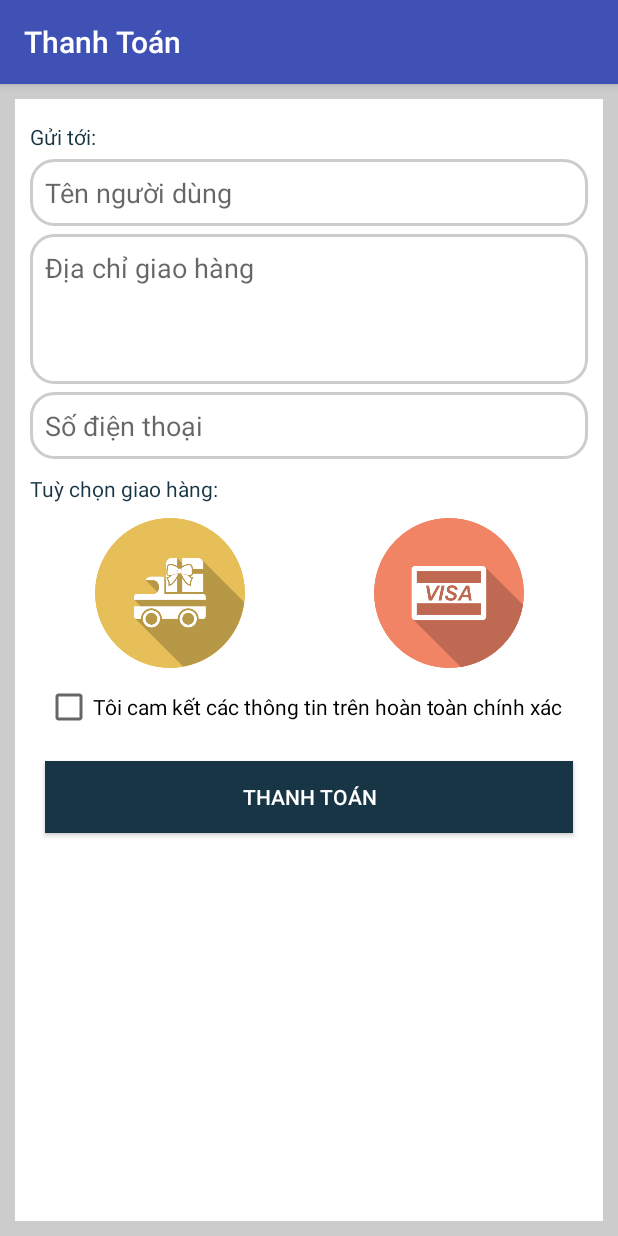
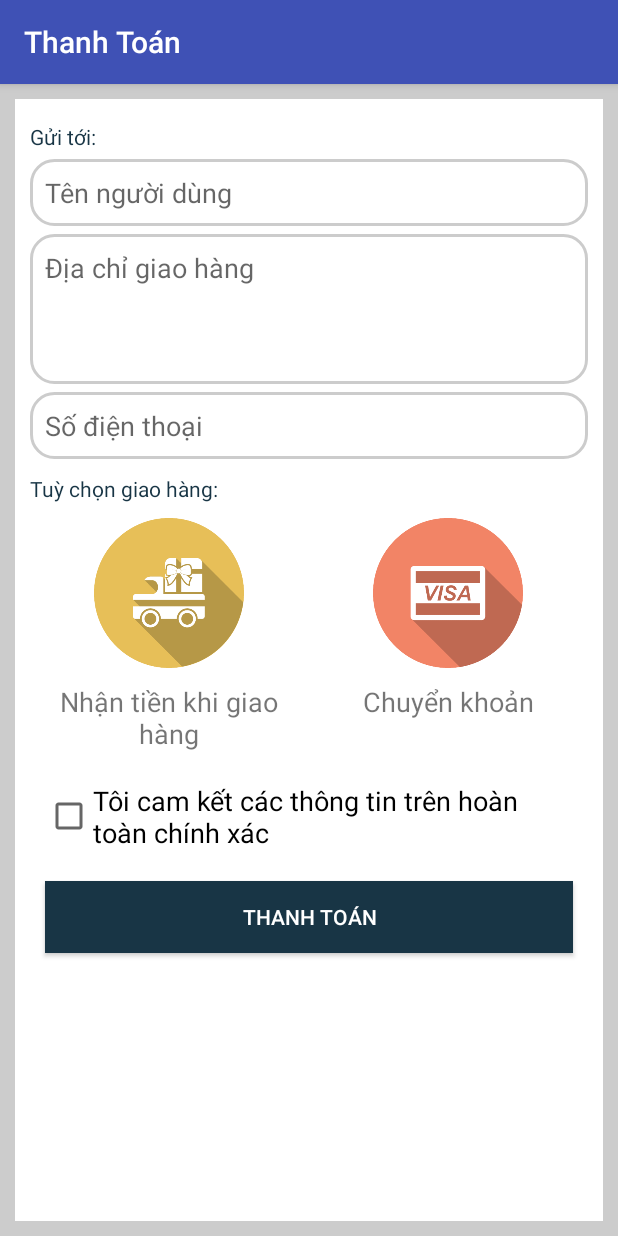
Before and after one commit to quocthangit247/xukashop, an Android app: the ThanhToanActivity screen opened directly, with no data from a screen before it, on a phone screen of 412 x 824 dp. Run offline under Robolectric (Android 15) with nearby library versions, the phone set to English and light mode, and no system bars.

Commit message:
Done Payment()

```diff
--- a/app/src/main/java/com/rainbow007/xukashop/Model/ThanhToan/ModelThanhToan.java
+++ b/app/src/main/java/com/rainbow007/xukashop/Model/ThanhToan/ModelThanhToan.java
@@ -57,7 +57,7 @@ public class ModelThanhToan {
         hsDiaChi.put("diachi", hoaDon.getDiaChiGiaoHang());
 
         HashMap<String,String> hsChuyenKhoan = new HashMap<>();
-        hsChuyenKhoan.put("chuyenkhoan","0");
+        hsChuyenKhoan.put("chuyenkhoan", String.valueOf(hoaDon.getChuyenKhoan()));
 
         attrs.add(hsHam);
         attrs.add(hsDanhSachSanPham);
--- a/app/src/main/java/com/rainbow007/xukashop/Presenter/ThanhToan/IPresenterThanhToan.java
+++ b/app/src/main/java/com/rainbow007/xukashop/Presenter/ThanhToan/IPresenterThanhToan.java
@@ -7,6 +7,6 @@ import com.rainbow007.xukashop.Model.ObjectClass.HoaDon;
 public interface IPresenterThanhToan {
 
     void ThemHoaDon(HoaDon hoaDon);
-    void LayDanhSachSanPhamTrongGioHang(Context context);
+    void LayDanhSachSanPhamTrongGioHang();
 
 }
--- a/app/src/main/java/com/rainbow007/xukashop/Presenter/ThanhToan/PresenterLogicThanhToan.java
+++ b/app/src/main/java/com/rainbow007/xukashop/Presenter/ThanhToan/PresenterLogicThanhToan.java
@@ -13,14 +13,15 @@ import java.util.List;
 public class PresenterLogicThanhToan implements IPresenterThanhToan {
 
     ViewThanhToan viewThanhToan;
-    Context context;
     ModelThanhToan modelThanhToan;
     ModelGioHang modelGioHang;
+    List<SanPham> sanPhamList;
 
-    public PresenterLogicThanhToan(ViewThanhToan viewThanhToan) {
+    public PresenterLogicThanhToan(ViewThanhToan viewThanhToan, Context context) {
         this.viewThanhToan = viewThanhToan;
         modelThanhToan = new ModelThanhToan();
         modelGioHang = new ModelGioHang();
+        modelGioHang.MoKetNoiSQL(context);
     }
 
 
@@ -29,15 +30,21 @@ public class PresenterLogicThanhToan implements IPresenterThanhToan {
         boolean kiemtra = modelThanhToan.ThemHoaDon(hoaDon);
         if (kiemtra) {
             viewThanhToan.DatHangThanhCong();
+
+            int dem = sanPhamList.size();
+            for (int i = 0; i < dem; i++) {
+                modelGioHang.XoaSanPhamTrongGioHang(sanPhamList.get(i).getMasp());
+            }
+
         } else {
             viewThanhToan.DatHangThatBai();
         }
     }
 
     @Override
-    public void LayDanhSachSanPhamTrongGioHang(Context context) {
-        modelGioHang.MoKetNoiSQL(context);
-        List<SanPham> sanPhamList = modelGioHang.LayDanhSachSanPhamTrongGioHang();
+    public void LayDanhSachSanPhamTrongGioHang() {
+
+        sanPhamList = modelGioHang.LayDanhSachSanPhamTrongGioHang();
         viewThanhToan.LayDanhSachSanPhamTrongGioHang(sanPhamList);
     }
 }
--- a/app/src/main/java/com/rainbow007/xukashop/View/ThanhToan/ThanhToanActivity.java
+++ b/app/src/main/java/com/rainbow007/xukashop/View/ThanhToan/ThanhToanActivity.java
@@ -1,8 +1,10 @@
 package com.rainbow007.xukashop.View.ThanhToan;
 
 import android.content.Intent;
+import android.os.Build;
 import android.os.Bundle;
 import android.support.annotation.Nullable;
+import android.support.v4.content.ContextCompat;
 import android.support.v7.app.AppCompatActivity;
 import android.support.v7.widget.Toolbar;
 import android.view.View;
@@ -10,6 +12,7 @@ import android.widget.Button;
 import android.widget.CheckBox;
 import android.widget.EditText;
 import android.widget.ImageButton;
+import android.widget.TextView;
 import android.widget.Toast;
 
 import com.rainbow007.xukashop.Model.ObjectClass.ChiTietHoaDon;
@@ -28,9 +31,11 @@ public class ThanhToanActivity extends AppCompatActivity implements View.OnClick
     EditText edtTenNguoiNhan, edtDiaChi, edtSdt;
     ImageButton imgNhanTienKhiNhanHang, imgChuyenKhoan;
     Button btnThanghToan;
+    TextView txtNhanTienKhiGiaoHang, txtChuyenKhoan;
     CheckBox cb;
     PresenterLogicThanhToan presenterLogicThanhToan;
     List<ChiTietHoaDon> chiTietHoaDons = new ArrayList<>();
+    int chonHinhThuc = 0;
 
     @Override
     protected void onCreate(@Nullable Bundle savedInstanceState) {
@@ -44,14 +49,20 @@ public class ThanhToanActivity extends AppCompatActivity implements View.OnClick
         imgChuyenKhoan = findViewById(R.id.imgChuyenKhoan);
         btnThanghToan = findViewById(R.id.btnThanhToan);
         cb = findViewById(R.id.cbThoaThuan);
+        txtNhanTienKhiGiaoHang = findViewById(R.id.txtNhanTienKhiGiaoHang);
+        txtChuyenKhoan = findViewById(R.id.txtChuyenKhoan);
 
         btnThanghToan.setOnClickListener(this);
+        imgChuyenKhoan.setOnClickListener(this);
+        imgNhanTienKhiNhanHang.setOnClickListener(this);
 
         toolbar = findViewById(R.id.toolbarThanhToan);
         setSupportActionBar(toolbar);
 
-        presenterLogicThanhToan = new PresenterLogicThanhToan(this);
-        presenterLogicThanhToan.LayDanhSachSanPhamTrongGioHang(this);
+        presenterLogicThanhToan = new PresenterLogicThanhToan(this, this);
+        presenterLogicThanhToan.LayDanhSachSanPhamTrongGioHang();
+
+
     }
 
     @Override
@@ -70,6 +81,7 @@ public class ThanhToanActivity extends AppCompatActivity implements View.OnClick
                         hoaDon.setTenKH(tenKh);
                         hoaDon.setDiaChiGiaoHang(diachi);
                         hoaDon.setSdt(sdt);
+                        hoaDon.setChuyenKhoan(chonHinhThuc);
                         hoaDon.setChiTietHoaDonList(chiTietHoaDons);
 
                         presenterLogicThanhToan.ThemHoaDon(hoaDon);
@@ -81,6 +93,16 @@ public class ThanhToanActivity extends AppCompatActivity implements View.OnClick
                     Toast.makeText(this, "Bạn chưa nhập đầy đủ thông tin !!!", Toast.LENGTH_SHORT).show();
                 }
 
+                break;
+
+            case R.id.imgNhanTienKhiGiaoHang:
+                ChonHinhThucGiaoHang(txtNhanTienKhiGiaoHang, txtChuyenKhoan);
+                chonHinhThuc =0;
+                break;
+
+            case R.id.imgChuyenKhoan:
+                ChonHinhThucGiaoHang(txtChuyenKhoan, txtNhanTienKhiGiaoHang);
+                chonHinhThuc=1;
                 break;
         }
     }
@@ -109,4 +131,27 @@ public class ThanhToanActivity extends AppCompatActivity implements View.OnClick
             chiTietHoaDons.add(chiTietHoaDon);
         }
     }
+
+    private void ChonHinhThucGiaoHang(TextView txtDuocChon, TextView txtHuyChon) {
+
+        txtDuocChon.setTextColor(maColor(R.color.colorFB));
+        txtHuyChon.setTextColor(maColor(R.color.colorBlack));
+
+    }
+
+    private int maColor(int idColor) {
+
+        int color = 0;
+        if (Build.VERSION.SDK_INT > 21) {
+
+            color = ContextCompat.getColor(this, idColor);
+
+        } else {
+            color = getResources().getColor(idColor);
+        }
+
+        return color;
+
+    }
+
 }
--- a/app/src/main/res/layout/layout_chitietsanpham.xml
+++ b/app/src/main/res/layout/layout_chitietsanpham.xml
@@ -124,6 +124,7 @@
         android:orientation="horizontal">
 
         <Button
+            android:id="@+id/btnMuaNgayCTSP"
             android:layout_width="match_parent"
             android:layout_height="wrap_content"
             android:layout_weight="1"
--- a/app/src/main/res/layout/layout_thanhtoan.xml
+++ b/app/src/main/res/layout/layout_thanhtoan.xml
@@ -74,23 +74,57 @@
             android:layout_height="wrap_content"
             android:layout_marginTop="10dp">
 
+            <LinearLayout
+                android:layout_width="match_parent"
+                android:layout_height="wrap_content"
+                android:layout_weight="1"
+                android:gravity="center"
+                android:orientation="vertical">
+
                 <ImageButton
                     android:id="@+id/imgNhanTienKhiGiaoHang"
                     android:layout_width="100dp"
                     android:layout_height="100dp"
-                android:layout_weight="1"
                     android:background="@color/colorWhite"
                     android:scaleType="centerInside"
                     android:src="@drawable/ship" />
+
+                <TextView
+                    android:id="@+id/txtNhanTienKhiGiaoHang"
+                    android:layout_width="wrap_content"
+                    android:layout_height="wrap_content"
+                    android:padding="10dp"
+                    android:text="Nhận tiền khi giao hàng"
+                    android:textAlignment="center"
+                    android:textSize="18dp" />
+
+            </LinearLayout>
+
+            <LinearLayout
+                android:layout_width="match_parent"
+                android:layout_height="wrap_content"
+                android:layout_weight="1"
+                android:gravity="center"
+                android:orientation="vertical">
 
                 <ImageButton
                     android:id="@+id/imgChuyenKhoan"
                     android:layout_width="100dp"
                     android:layout_height="100dp"
-                android:layout_weight="1"
                     android:background="@color/colorWhite"
                     android:scaleType="centerInside"
                     android:src="@drawable/visa" />
+
+                <TextView
+                    android:id="@+id/txtChuyenKhoan"
+                    android:layout_width="wrap_content"
+                    android:layout_height="wrap_content"
+                    android:padding="10dp"
+                    android:text="Chuyển khoản"
+                    android:textAlignment="center"
+                    android:textSize="18dp" />
+
+            </LinearLayout>
         </LinearLayout>
 
         <CheckBox
@@ -98,7 +132,8 @@
             android:layout_width="wrap_content"
             android:layout_height="wrap_content"
             android:layout_margin="10dp"
-            android:text="Tôi cam kết các thông tin trên hoàn toàn chính xác" />
+            android:text="Tôi cam kết các thông tin trên hoàn toàn chính xác"
+            android:textSize="18dp" />
 
         <Button
             android:id="@+id/btnThanhToan"
```
Also changed, not shown: app/src/main/java/com/rainbow007/xukashop/View/ChiTietSanPham/ChiTietSanPhamActivity.java (+23 -0 lines), 18 other files. Lines whose indentation alone changed are shown as unchanged.
